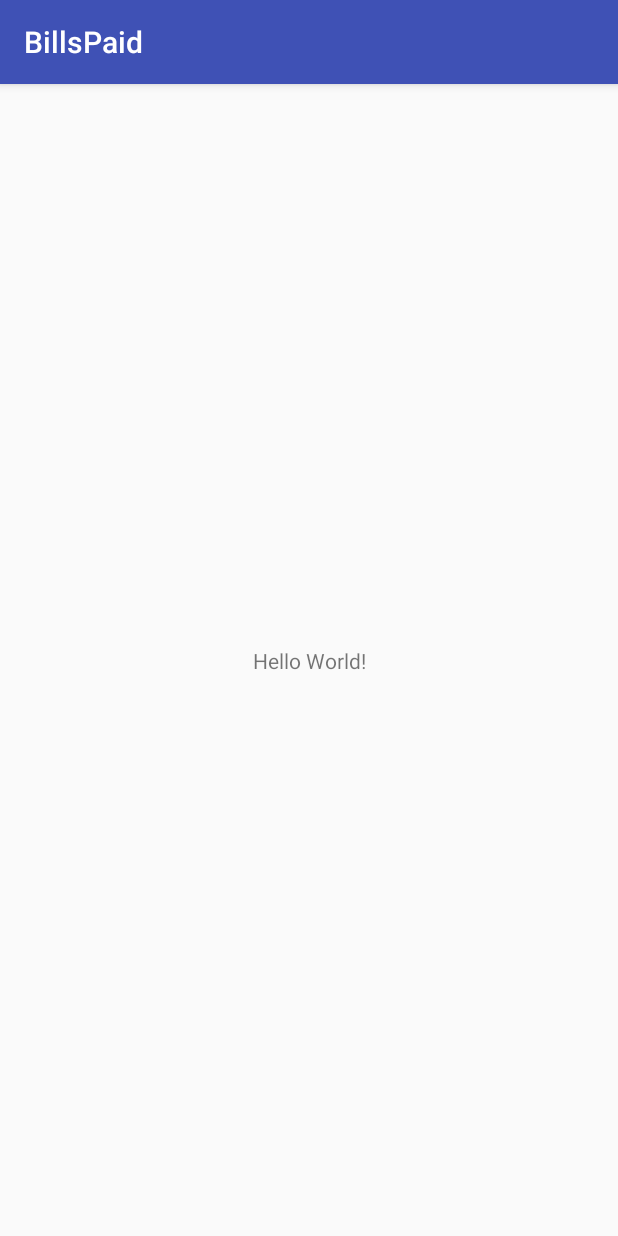
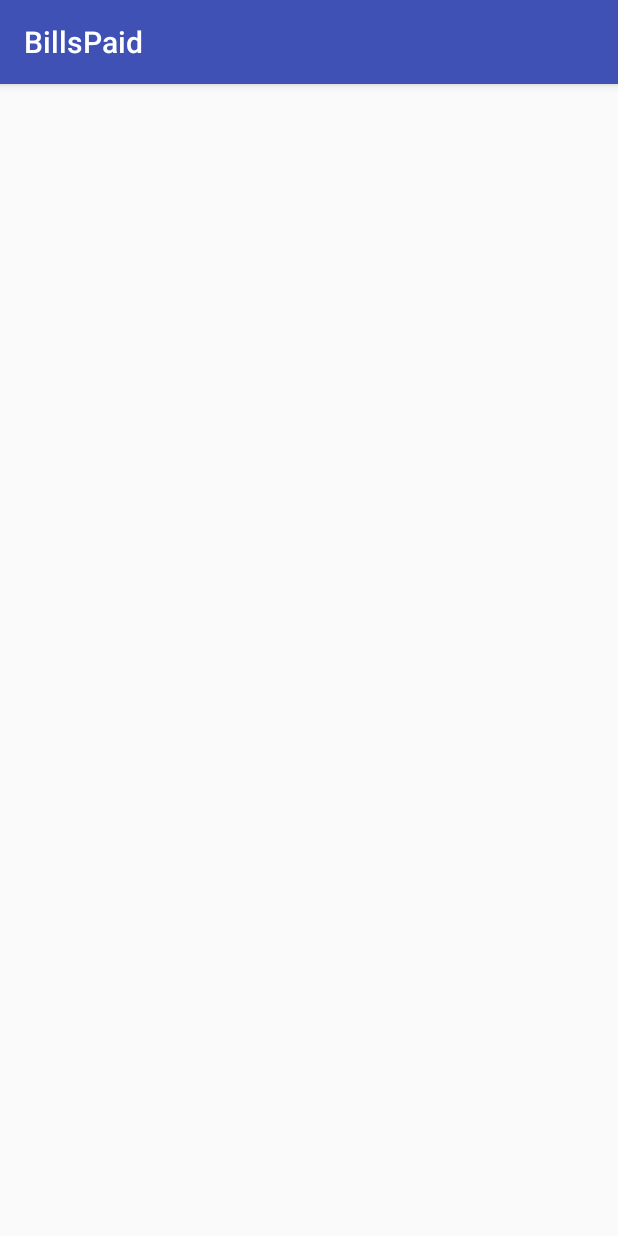
Before and after one commit to samukamuniz/BillsPaid_app, an Android app: the screen it shows after launch (LoginActivity), on a phone screen of 412 x 824 dp. Run offline under Robolectric (Android 15) with nearby library versions, the phone set to English and light mode, and no system bars.

```diff
--- a/BillsPaid/app/build.gradle
+++ b/BillsPaid/app/build.gradle
@@ -26,5 +26,9 @@ dependencies {
     })
     compile 'com.android.support:appcompat-v7:25.3.1'
     compile 'com.android.support.constraint:constraint-layout:1.0.2'
+    compile 'com.google.firebase:firebase-auth:10.0.1'
     testCompile 'junit:junit:4.12'
 }
+
+
+apply plugin: 'com.google.gms.google-services'
--- a/BillsPaid/app/src/main/res/layout/activity_login.xml
+++ b/BillsPaid/app/src/main/res/layout/activity_login.xml
@@ -6,13 +6,4 @@
     android:layout_height="match_parent"
     tools:context="com.samuniz.billspaid.LoginActivity">
 
-    <TextView
-        android:layout_width="wrap_content"
-        android:layout_height="wrap_content"
-        android:text="Hello World!"
-        app:layout_constraintBottom_toBottomOf="parent"
-        app:layout_constraintLeft_toLeftOf="parent"
-        app:layout_constraintRight_toRightOf="parent"
-        app:layout_constraintTop_toTopOf="parent" />
-
 </android.support.constraint.ConstraintLayout>
--- a/BillsPaid/build.gradle
+++ b/BillsPaid/build.gradle
@@ -9,6 +9,7 @@ buildscript {
 
         // NOTE: Do not place your application dependencies here; they belong
         // in the individual module build.gradle files
+        classpath 'com.google.gms:google-services:3.0.0'
     }
 }
 
```
Also changed, not shown: 1 other file.
